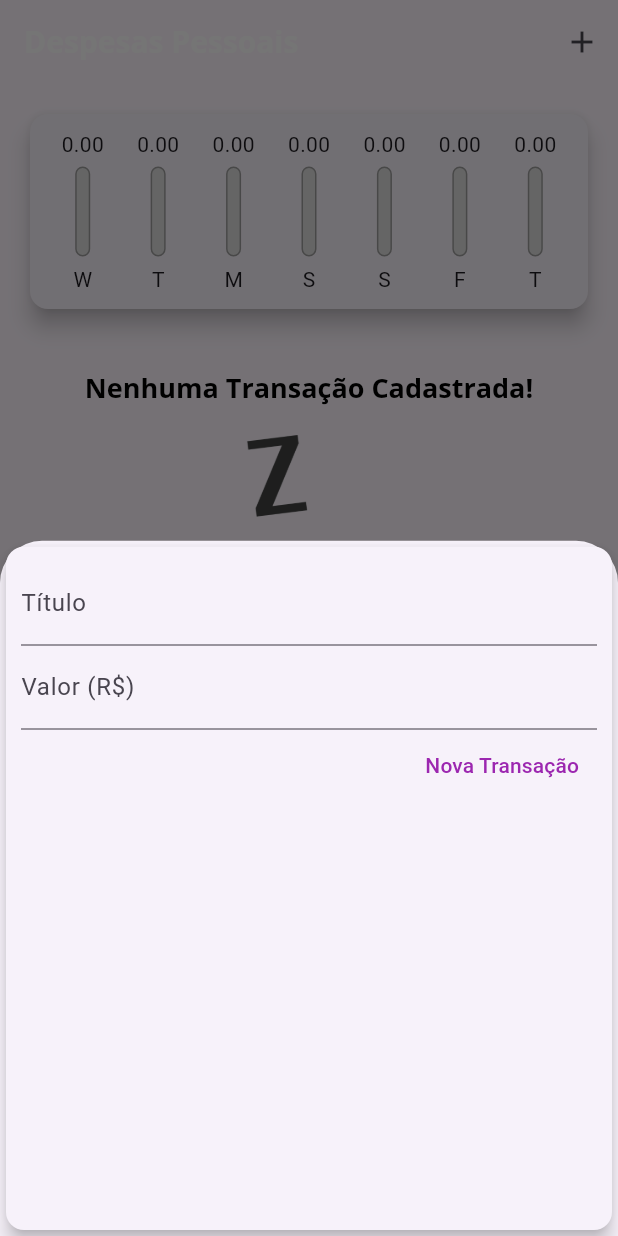
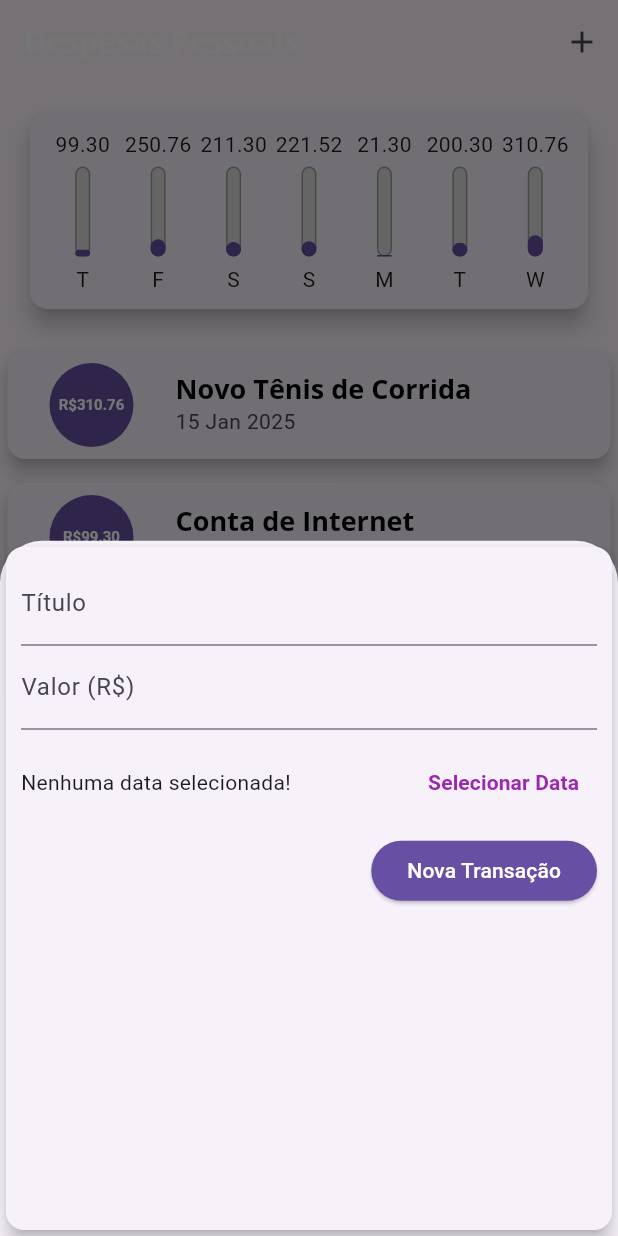
Before and after one commit to ThiagoCostaD/expenses, a Flutter app: the screen it shows after launch, after a tap on the "add" icon, on a phone screen of 412 x 824 dp. Run offline on Flutter 3.47's test engine with Material 3 defaults, Android fonts, the light colour scheme and no system bars.

Commit message:
estudos 15-01 parte da manha

```diff
--- a/lib/components/chart.dart
+++ b/lib/components/chart.dart
@@ -25,7 +25,7 @@ class Chart extends StatelessWidget {
         'day': DateFormat.E().format(weekDay)[0],
         'value': totalSum,
       };
-    });
+    }).reversed.toList();
   }
 
   double get _weekTotalValue {
--- a/lib/components/chart_bar.dart
+++ b/lib/components/chart_bar.dart
@@ -16,8 +16,11 @@ class ChartBar extends StatelessWidget {
   Widget build(BuildContext context) {
     return Column(
       children: <Widget>[
-        FittedBox(
+        SizedBox(
+          height: 20,
+          child: FittedBox(
             child: Text(value.toStringAsFixed(2)),
+          ),
         ),
         const SizedBox(height: 5),
         SizedBox(
@@ -37,13 +40,15 @@ class ChartBar extends StatelessWidget {
                 ),
               ),
               FractionallySizedBox(
-                  heightFactor: percentage,
+                heightFactor:
+                    (percentage >= 0 && percentage <= 1) ? percentage : 0,
                 child: Container(
                   decoration: BoxDecoration(
                     color: Theme.of(context).primaryColor,
                     borderRadius: BorderRadius.circular(5),
                   ),
-                  ))
+                ),
+              )
             ],
           ),
         ),
--- a/lib/components/transaction_form.dart
+++ b/lib/components/transaction_form.dart
@@ -1,3 +1,4 @@
+import 'package:intl/intl.dart';
 import 'package:flutter/material.dart';
 
 class TransactionForm extends StatefulWidget {
@@ -10,19 +11,36 @@ class TransactionForm extends StatefulWidget {
 }
 
 class _TransactionFormState extends State<TransactionForm> {
-  final titleController = TextEditingController();
-
-  final valueController = TextEditingController();
+  final _titleController = TextEditingController();
+  final _valueController = TextEditingController();
+  DateTime? _selectedDate;
 
   _submitForm() {
-    final title = titleController.text;
-    final value = double.tryParse(valueController.text) ?? 0;
+    final title = _titleController.text;
+    final value = double.tryParse(_valueController.text) ?? 0;
 
     if (title.isEmpty || value <= 0) {
       return;
     }
 
     widget.onSubmit(title, value);
+  }
+
+  _showDatePicker() {
+    showDatePicker(
+      context: context,
+      initialDate: DateTime.now(),
+      firstDate: DateTime(2019),
+      lastDate: DateTime.now(),
+    ).then((pickedDate) {
+      if (pickedDate == null) {
+        return;
+      }
+
+      setState(() {
+        _selectedDate = pickedDate;
+      });
+    });
   }
 
   @override
@@ -34,14 +52,14 @@ class _TransactionFormState extends State<TransactionForm> {
         child: Column(
           children: [
             TextField(
-              controller: titleController,
+              controller: _titleController,
               onSubmitted: (_) => _submitForm(),
               decoration: const InputDecoration(
                 labelText: 'Título',
               ),
             ),
             TextField(
-              controller: valueController,
+              controller: _valueController,
               keyboardType:
                   const TextInputType.numberWithOptions(decimal: true),
               onSubmitted: (_) => _submitForm(),
@@ -49,20 +67,42 @@ class _TransactionFormState extends State<TransactionForm> {
                 labelText: 'Valor (R\$)',
               ),
             ),
+            SizedBox(
+              height: 70,
+              child: Row(
+                children: <Widget>[
+                  Expanded(
+                    child: Text(
+                      _selectedDate == null
+                          ? 'Nenhuma data selecionada!'
+                          : 'Data Selecionada: ${DateFormat('dd/MM/y').format(_selectedDate!)}',
+                    ),
+                  ),
+                  TextButton(
+                    child: const Text(
+                      'Selecionar Data',
+                      style: TextStyle(
+                        fontWeight: FontWeight.bold,
+                      ),
+                    ),
+                    onPressed: _showDatePicker,
+                  )
+                ],
+              ),
+            ),
             Row(
               mainAxisAlignment: MainAxisAlignment.end,
               children: <Widget>[
-                TextButton(
-                  child: const Text(
-                    'Nova Transação',
-                    style: TextStyle(
-                      color: Colors.purple,
-                    ),
+                ElevatedButton(
+                  child: const Text('Nova Transação'),
+                  style: ElevatedButton.styleFrom(
+                    foregroundColor: Colors.white,
+                    backgroundColor: Theme.of(context).primaryColor,
                   ),
                   onPressed: _submitForm,
-                )
+                ),
               ],
-            ),
+            )
           ],
         ),
       ),
--- a/lib/components/transaction_list.dart
+++ b/lib/components/transaction_list.dart
@@ -1,6 +1,6 @@
 import 'package:flutter/material.dart';
+import 'package:intl/intl.dart';
 import '../models/transaction.dart';
-import 'package:intl/intl.dart';
 
 class TransactionList extends StatelessWidget {
   final List<Transaction> transactions;
@@ -10,7 +10,7 @@ class TransactionList extends StatelessWidget {
   @override
   Widget build(BuildContext context) {
     return SizedBox(
-      height: 300,
+        height: 390,
         child: transactions.isEmpty
             ? Column(
                 children: [
@@ -34,49 +34,39 @@ class TransactionList extends StatelessWidget {
                 itemBuilder: (ctx, index) {
                   final tr = transactions[index];
                   return Card(
-                  child: Row(
-                    children: [
-                      Container(
+                    elevation: 5,
                     margin: const EdgeInsets.symmetric(
-                          horizontal: 15,
-                          vertical: 10,
+                      vertical: 8,
+                      horizontal: 5,
                     ),
-                        decoration: BoxDecoration(
-                          border: Border.all(
-                            color: Theme.of(context).colorScheme.primary,
-                            width: 2,
+                    child: ListTile(
+                      leading: CircleAvatar(
+                        radius: 40,
+                        backgroundColor: Theme.of(context).primaryColor,
+                        child: Padding(
+                          padding: const EdgeInsets.all(6),
+                          child: FittedBox(
+                            child: DefaultTextStyle(
+                              style: const TextStyle(
+                                fontSize: 10,
+                                color: Colors.white,
+                                fontWeight: FontWeight.bold,
                               ),
-                        ),
-                        padding: const EdgeInsets.all(10),
-                        child: Text(
-                          'R\$ ${tr.value.toStringAsFixed(2)}',
-                          style: TextStyle(
-                            fontWeight: FontWeight.bold,
-                            fontSize: 20,
-                            color: Theme.of(context).colorScheme.primary,
+                              child: Text('R\$${tr.value.toStringAsFixed(2)}'),
                             ),
                           ),
                         ),
-                      Column(
-                        crossAxisAlignment: CrossAxisAlignment.start,
-                        children: [
-                          Text(
+                      ),
+                      title: Text(
                         tr.title,
                         style: Theme.of(context).textTheme.headlineSmall,
                       ),
-                          Text(
+                      subtitle: Text(
                         DateFormat('d MMM y').format(tr.date),
-                            style: const TextStyle(
-                              color: Colors.grey,
                       ),
-                          ),
-                        ],
-                      ),
-                    ],
                     ),
                   );
                 },
-            ),
-    );
+              ));
   }
 }
--- a/lib/main.dart
+++ b/lib/main.dart
@@ -49,27 +49,65 @@ class MyHomePage extends StatefulWidget {
 
 class _MyHomePageState extends State<MyHomePage> {
   final List<Transaction> _transactions = [
-    // Transaction(
-    //   id: 't1',
-    //   title: 'Novo Tênis de Corrida',
-    //   value: 310.76,
-    //   date: DateTime.now(),
-    // ),
-    // Transaction(
-    //   id: 't2',
-    //   title: 'Conta de Luz',
-    //   value: 211.30,
-    //   date: DateTime.now(),
-    // ),
+    Transaction(
+      id: 't1',
+      title: 'Novo Tênis de Corrida',
+      value: 310.76,
+      date: DateTime.now(),
+    ),
+    Transaction(
+      id: 't2',
+      title: 'Conta de Internet',
+      value: 99.30,
+      date: DateTime.now().subtract(const Duration(days: 6)),
+    ),
+    Transaction(
+      id: 't3',
+      title: 'Novo',
+      value: 250.76,
+      date: DateTime.now().subtract(const Duration(days: 5)),
+    ),
+    Transaction(
+      id: 't4',
+      title: 'Contas',
+      value: 211.30,
+      date: DateTime.now().subtract(const Duration(days: 4)),
+    ),
+    Transaction(
+      id: 't5',
+      title: 'Novo',
+      value: 150.76,
+      date: DateTime.now().subtract(const Duration(days: 3)),
+    ),
+    Transaction(
+      id: 't6',
+      title: 'Contas',
+      value: 21.30,
+      date: DateTime.now().subtract(const Duration(days: 2)),
+    ),
+    Transaction(
+      id: 't3',
+      title: 'Novo',
+      value: 70.76,
+      date: DateTime.now().subtract(const Duration(days: 3)),
+    ),
+    Transaction(
+      id: 't4',
+      title: 'Contas',
+      value: 200.30,
+      date: DateTime.now().subtract(const Duration(days: 1)),
+    ),
   ];
 
-  List<Transaction> get _recentTransactions{
-    return _transactions.where((tr){
+  List<Transaction> get _recentTransactions {
+    return _transactions.where((tr) {
       return tr.date.isAfter(DateTime.now().subtract(
         const Duration(days: 7),
-        ));
-  }).toList();
-}
+      ));
+    }).toList();
+  }
+
+  get colorScheme => null;
 
   _addTransaction(String title, double value) {
     final newTransaction = Transaction(
```
Lines whose indentation alone changed are shown as unchanged.
